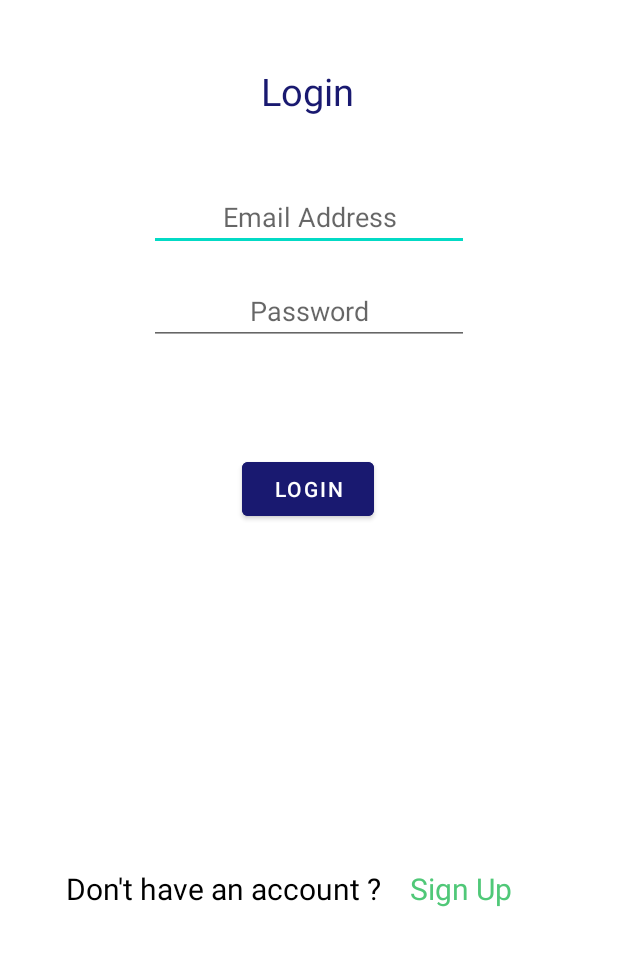
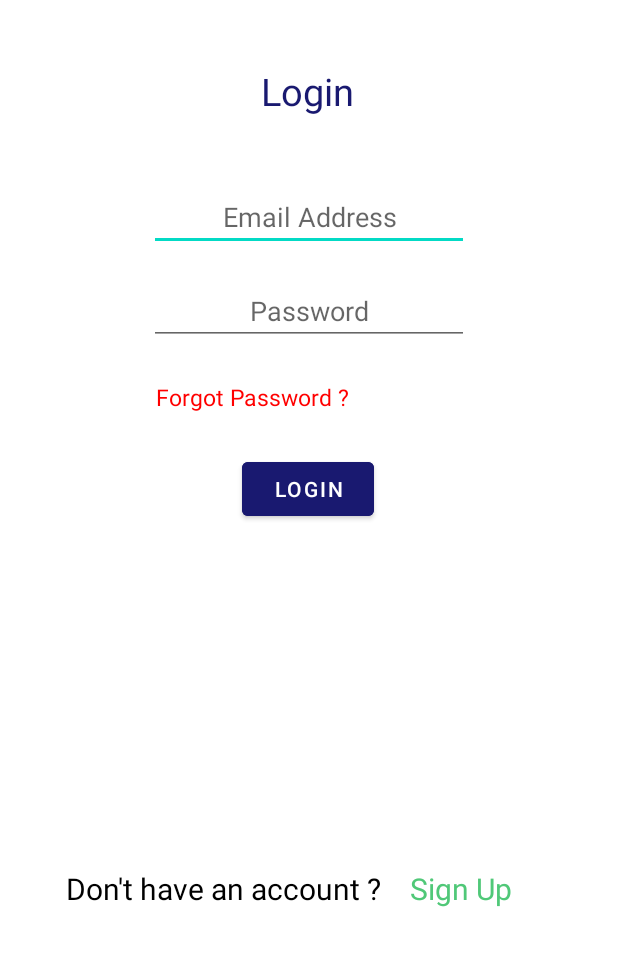
Before and after one commit to Aritra995/QuizUp, an Android app: the screen it shows after launch (MainActivity), on a phone screen of 412 x 824 dp, the part 267-1233 px from its top. Run offline under Robolectric (Android 15) with nearby library versions, the phone set to English and light mode, and no system bars; our stand-ins replace Firebase (no records; nobody signed in at launch, a user with empty details on screens opened directly), data binding.

Commit message:
Password reset implemented

```diff
--- a/app/src/main/res/layout/fragment_home.xml
+++ b/app/src/main/res/layout/fragment_home.xml
@@ -15,7 +15,8 @@
                 app:layout_constraintBottom_toBottomOf="parent"
                 app:layout_constraintLeft_toLeftOf="parent"
                 app:layout_constraintRight_toRightOf="parent"
-                app:layout_constraintTop_toTopOf="parent"/>
+                app:layout_constraintTop_toTopOf="parent" app:layout_constraintHorizontal_bias="0.498"
+                app:layout_constraintVertical_bias="0.516"/>
         <Button
                 android:text="@string/login"
                 android:layout_width="wrap_content"
@@ -99,6 +100,15 @@
                 android:layout_height="wrap_content" android:id="@+id/textView3"
                 app:layout_constraintEnd_toEndOf="parent" app:layout_constraintStart_toStartOf="parent"
                 android:layout_marginTop="6dp" app:layout_constraintTop_toBottomOf="@+id/loginPassword"/>
+        <TextView
+                android:text="Forgot Password ?"
+                android:textColor="@color/red_warning"
+                android:layout_width="wrap_content"
+                android:textSize="15dp"
+                android:layout_height="wrap_content" android:id="@+id/forgotPassword"
+                app:layout_constraintEnd_toEndOf="parent" app:layout_constraintStart_toStartOf="parent"
+                android:layout_marginTop="24dp" app:layout_constraintTop_toBottomOf="@+id/loginPassword"
+                app:layout_constraintHorizontal_bias="0.368"/>
         <!--android:backgroundTint="@color/white"
                         android:textColor="@color/light_blue_600"-->
         <!--    <FrameLayout xmlns:android="http://schemas.android.com/apk/res/android"
```
Also changed, not shown: app/src/main/java/com/example/myapplication/HomeFragment.java (+28 -2 lines).
